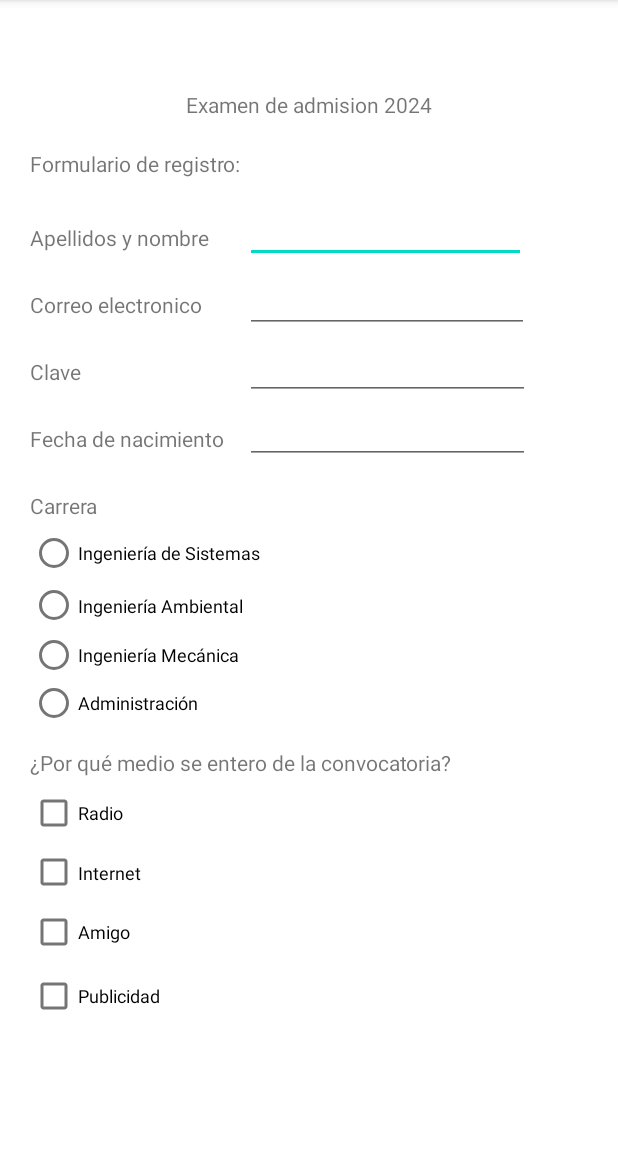
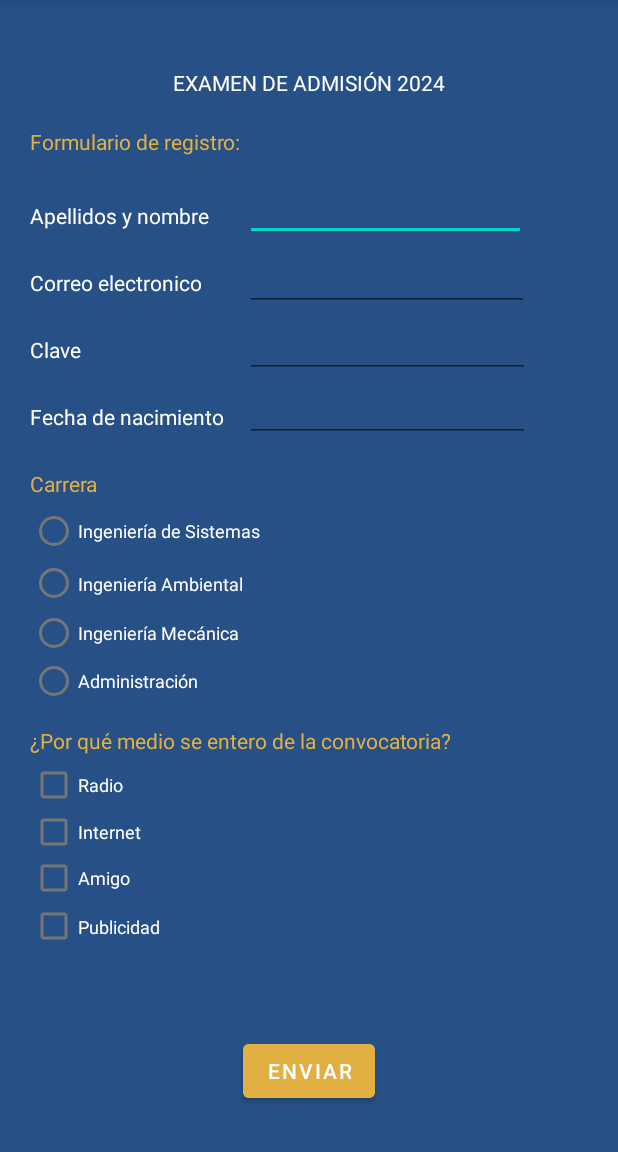
Before and after one commit to DanaheGutierrez/DAM_UC2DANAHEGUTIERREZ, an Android app: the screen it shows after launch (MainActivity), on a phone screen of 412 x 824 dp, the part 84-1236 px from its top. Run offline under Robolectric (Android 15) with nearby library versions, the phone set to English and light mode, and no system bars.

Commit message:
Termino el proyecto

```diff
--- a/DAM_DANAHEGUTIERREZ/app/src/main/java/com/example/dam_danahegutierrez/MainActivity.java
+++ b/DAM_DANAHEGUTIERREZ/app/src/main/java/com/example/dam_danahegutierrez/MainActivity.java
@@ -3,6 +3,8 @@ package com.example.dam_danahegutierrez;
 import androidx.appcompat.app.AppCompatActivity;
 
 import android.os.Bundle;
+import android.widget.Button;
+import android.widget.Toast;
 
 public class MainActivity extends AppCompatActivity {
 
@@ -10,5 +12,7 @@ public class MainActivity extends AppCompatActivity {
     protected void onCreate(Bundle savedInstanceState) {
         super.onCreate(savedInstanceState);
         setContentView(R.layout.activity_main);
+        Button btn1 = findViewById(R.id.button_enviar);
+        btn1.setOnClickListener(view -> Toast.makeText(this, "Se envió sus datos", Toast.LENGTH_SHORT).show());
     }
 }
--- a/DAM_DANAHEGUTIERREZ/app/src/main/res/layout/activity_main.xml
+++ b/DAM_DANAHEGUTIERREZ/app/src/main/res/layout/activity_main.xml
@@ -4,6 +4,7 @@
     xmlns:tools="http://schemas.android.com/tools"
     android:layout_width="match_parent"
     android:layout_height="match_parent"
+    android:background="#265086"
     tools:context=".MainActivity">
 
     <TextView
@@ -11,9 +12,10 @@
         android:layout_width="wrap_content"
         android:layout_height="wrap_content"
         android:layout_marginStart="130dp"
-        android:layout_marginTop="60dp"
+        android:layout_marginTop="45dp"
         android:layout_marginEnd="130dp"
-        android:text="Examen de admision 2024"
+        android:text="EXAMEN DE ADMISIÓN 2024"
+        android:textColor="#FFFFFF"
         app:layout_constraintEnd_toEndOf="parent"
         app:layout_constraintStart_toStartOf="parent"
         app:layout_constraintTop_toTopOf="parent" />
@@ -25,6 +27,7 @@
         android:layout_marginStart="20dp"
         android:layout_marginTop="20dp"
         android:text="Formulario de registro:"
+        android:textColor="#E2B042"
         app:layout_constraintStart_toStartOf="parent"
         app:layout_constraintTop_toBottomOf="@+id/textView2" />
 
@@ -35,6 +38,7 @@
         android:layout_marginStart="20dp"
         android:layout_marginTop="30dp"
         android:text="Apellidos y nombre"
+        android:textColor="#FFFFFF"
         app:layout_constraintStart_toStartOf="parent"
         app:layout_constraintTop_toBottomOf="@+id/textView" />
 
@@ -45,6 +49,7 @@
         android:layout_marginStart="20dp"
         android:layout_marginTop="25dp"
         android:text="Correo electronico"
+        android:textColor="#FFFFFF"
         app:layout_constraintStart_toStartOf="parent"
         app:layout_constraintTop_toBottomOf="@+id/textView3" />
 
@@ -55,6 +60,7 @@
         android:layout_marginStart="20dp"
         android:layout_marginTop="25dp"
         android:text="Clave"
+        android:textColor="#FFFFFF"
         app:layout_constraintStart_toStartOf="parent"
         app:layout_constraintTop_toBottomOf="@+id/textView4" />
 
@@ -65,6 +71,7 @@
         android:layout_marginStart="20dp"
         android:layout_marginTop="25dp"
         android:text="Fecha de nacimiento"
+        android:textColor="#FFFFFF"
         app:layout_constraintStart_toStartOf="parent"
         app:layout_constraintTop_toBottomOf="@+id/textView5" />
 
@@ -75,6 +82,7 @@
         android:layout_marginStart="20dp"
         android:layout_marginTop="25dp"
         android:text="Carrera"
+        android:textColor="#E2B042"
         app:layout_constraintStart_toStartOf="parent"
         app:layout_constraintTop_toBottomOf="@+id/textView6" />
 
@@ -85,6 +93,7 @@
         android:layout_marginStart="20dp"
         android:layout_marginTop="152dp"
         android:text="¿Por qué medio se entero de la convocatoria?"
+        android:textColor="#E2B042"
         app:layout_constraintStart_toStartOf="parent"
         app:layout_constraintTop_toBottomOf="@+id/textView7" />
 
@@ -95,6 +104,7 @@
         android:layout_marginStart="24dp"
         android:ems="10"
         android:inputType="textPersonName"
+        android:textColor="#FFFFFF"
         android:textSize="12sp"
         app:layout_constraintBottom_toBottomOf="@+id/textView3"
         app:layout_constraintStart_toEndOf="@+id/textView3"
@@ -106,6 +116,7 @@
         android:layout_height="35dp"
         android:ems="10"
         android:inputType="textEmailAddress"
+        android:textColor="#FFFFFF"
         android:textSize="12sp"
         app:layout_constraintBottom_toBottomOf="@+id/textView4"
         app:layout_constraintStart_toStartOf="@+id/editTextTextPersonName"
@@ -118,6 +129,7 @@
         android:layout_height="37dp"
         android:ems="10"
         android:inputType="textPassword"
+        android:textColor="#FFFFFF"
         android:textSize="12sp"
         app:layout_constraintBottom_toBottomOf="@+id/textView5"
         app:layout_constraintStart_toStartOf="@+id/editTextTextEmailAddress"
@@ -129,6 +141,7 @@
         android:layout_height="34dp"
         android:ems="10"
         android:inputType="date"
+        android:textColor="#FFFFFF"
         android:textSize="12sp"
         app:layout_constraintBottom_toBottomOf="@+id/textView6"
         app:layout_constraintStart_toStartOf="@+id/editTextTextPassword"
@@ -137,36 +150,40 @@
     <CheckBox
         android:id="@+id/checkBoxRadio"
         android:layout_width="119dp"
-        android:layout_height="40dp"
+        android:layout_height="32dp"
         android:layout_marginTop="4dp"
         android:text="@string/checkbox_radio"
+        android:textColor="#FFFFFF"
         android:textSize="12sp"
         app:layout_constraintStart_toStartOf="@+id/textView8"
         app:layout_constraintTop_toBottomOf="@+id/textView8" />
 
     <CheckBox
         android:id="@+id/checkBoxInternet"
-        android:layout_width="121dp"
-        android:layout_height="39dp"
+        android:layout_width="119dp"
+        android:layout_height="30dp"
         android:text="@string/checkbox_internet"
+        android:textColor="#FFFFFF"
         android:textSize="12sp"
         app:layout_constraintStart_toStartOf="@+id/checkBoxRadio"
         app:layout_constraintTop_toBottomOf="@+id/checkBoxRadio" />
 
     <CheckBox
         android:id="@+id/checkBoxAmigo"
-        android:layout_width="122dp"
-        android:layout_height="40dp"
+        android:layout_width="119dp"
+        android:layout_height="31dp"
         android:text="@string/checkbox_amigo"
+        android:textColor="#FFFFFF"
         android:textSize="12sp"
         app:layout_constraintStart_toStartOf="@+id/checkBoxInternet"
         app:layout_constraintTop_toBottomOf="@+id/checkBoxInternet" />
 
     <CheckBox
         android:id="@+id/checkBoxPublicidad"
-        android:layout_width="123dp"
-        android:layout_height="45dp"
+        android:layout_width="120dp"
+        android:layout_height="34dp"
         android:text="@string/checkbox_publicidad"
+        android:textColor="#FFFFFF"
         android:textSize="12sp"
         app:layout_constraintStart_toStartOf="@+id/checkBoxAmigo"
         app:layout_constraintTop_toBottomOf="@+id/checkBoxAmigo" />
@@ -184,6 +201,7 @@
             android:layout_width="match_parent"
             android:layout_height="36dp"
             android:text="@string/radiobutton_ingenieriadesistemas"
+            android:textColor="#FFFFFF"
             android:textSize="12sp" />
 
         <RadioButton
@@ -191,6 +209,7 @@
             android:layout_width="match_parent"
             android:layout_height="34dp"
             android:text="@string/radiobutton_ingenieriaambiental"
+            android:textColor="#FFFFFF"
             android:textSize="12sp" />
 
         <RadioButton
@@ -198,6 +217,7 @@
             android:layout_width="match_parent"
             android:layout_height="32dp"
             android:text="@string/radiobutton_ingenieriamecanica"
+            android:textColor="#FFFEFE"
             android:textSize="12sp" />
 
         <RadioButton
@@ -205,7 +225,19 @@
             android:layout_width="match_parent"
             android:layout_height="wrap_content"
             android:text="@string/radiobutton_administracion"
+            android:textColor="#FFFFFF"
             android:textSize="12sp" />
     </RadioGroup>
 
+    <Button
+        android:id="@+id/button_enviar"
+        android:layout_width="wrap_content"
+        android:layout_height="wrap_content"
+        android:layout_marginBottom="30dp"
+        android:backgroundTint="#E2B042"
+        android:text="@string/button_enviar"
+        app:layout_constraintBottom_toBottomOf="parent"
+        app:layout_constraintEnd_toEndOf="parent"
+        app:layout_constraintStart_toStartOf="parent" />
+
 </androidx.constraintlayout.widget.ConstraintLayout>
--- a/DAM_DANAHEGUTIERREZ/app/src/main/res/values/strings.xml
+++ b/DAM_DANAHEGUTIERREZ/app/src/main/res/values/strings.xml
@@ -12,4 +12,5 @@
     <string name="checkbox_internet">Internet</string>
     <string name="checkbox_amigo">Amigo</string>
     <string name="checkbox_publicidad">Publicidad</string>
+    <string name="button_enviar">Enviar</string>
 </resources>
```
